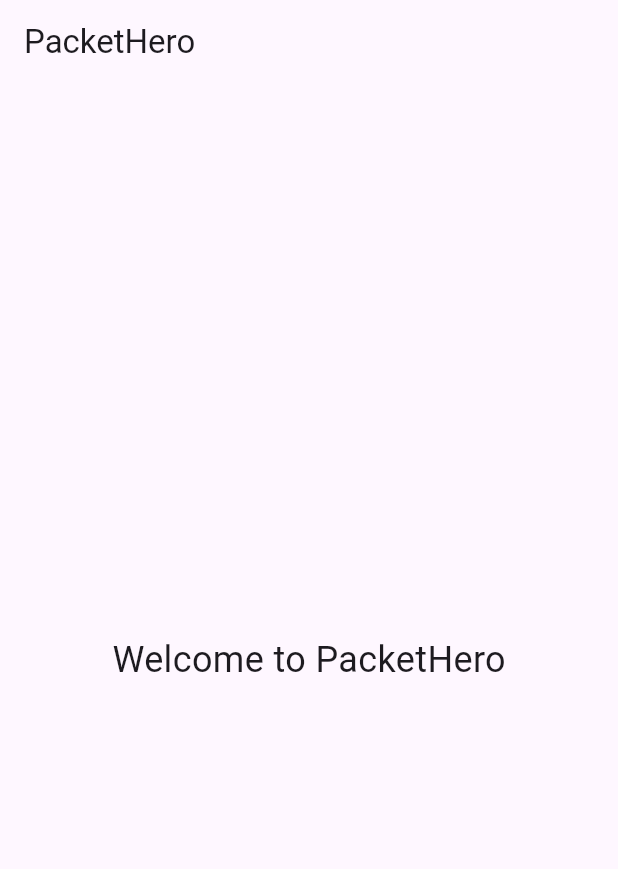
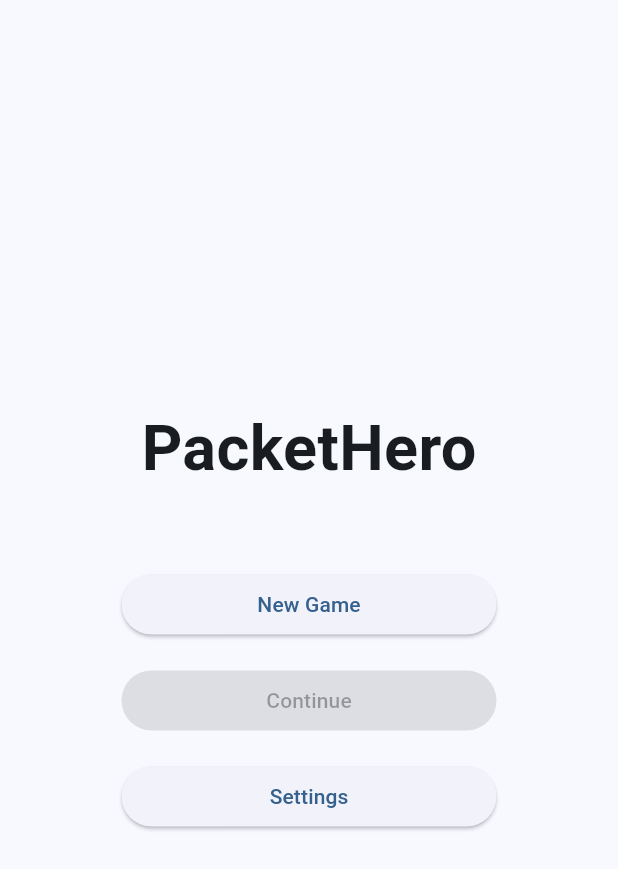
Before and after one commit to vincentloiko/packethero, a Flutter app: the screen it shows after launch, on a phone screen of 412 x 824 dp. Shown: the top 869 px of the screen. Run offline on Flutter 3.47's test engine with Material 3 defaults, Android fonts, the phone set to English and light mode, and no system bars.

Commit message:
Add home network gameplay prototype

```diff
--- /dev/null
+++ b/lib/app/packethero_app.dart
@@ -0,0 +1,19 @@
+import 'package:flutter/material.dart';
+import '../screens/main_menu_screen.dart';
+
+class PacketHeroApp extends StatelessWidget {
+const PacketHeroApp({super.key});
+
+@override
+Widget build(BuildContext context) {
+return MaterialApp(
+title: 'PacketHero',
+debugShowCheckedModeBanner: false,
+theme: ThemeData(
+colorSchemeSeed: Colors.blue,
+useMaterial3: true,
+),
+home: const MainMenuScreen(),
+);
+}
+}
--- a/lib/main.dart
+++ b/lib/main.dart
@@ -1,28 +1,6 @@
 import 'package:flutter/material.dart';
+import 'app/packethero_app.dart';
 
 void main() {
-  runApp(const PacketHeroApp());
+runApp(const PacketHeroApp());
 }
-
-class PacketHeroApp extends StatelessWidget {
-  const PacketHeroApp({super.key});
-
-  @override
-  Widget build(BuildContext context) {
-    return MaterialApp(
-      title: 'PacketHero',
-      debugShowCheckedModeBanner: false,
-      home: Scaffold(
-        appBar: AppBar(
-          title: const Text('PacketHero'),
-        ),
-        body: const Center(
-          child: Text(
-            'Welcome to PacketHero',
-            style: TextStyle(fontSize: 24),
-          ),
-        ),
-      ),
-    );
-  }
-}
--- /dev/null
+++ b/lib/screens/main_menu_screen.dart
@@ -0,0 +1,59 @@
+import 'package:flutter/material.dart';
+import 'home_network_screen.dart';
+class MainMenuScreen extends StatelessWidget {
+  const MainMenuScreen({super.key});
+
+  @override
+  Widget build(BuildContext context) {
+    return Scaffold(
+      body: Center(
+        child: Padding(
+          padding: const EdgeInsets.all(32),
+          child: Column(
+            mainAxisAlignment: MainAxisAlignment.center,
+            children: [
+              const Text(
+                'PacketHero',
+                style: TextStyle(
+                  fontSize: 42,
+                  fontWeight: FontWeight.bold,
+                ),
+              ),
+              const SizedBox(height: 50),
+              SizedBox(
+  width: 250,
+  child: ElevatedButton(
+    onPressed: () {
+      Navigator.push(
+        context,
+        MaterialPageRoute(
+          builder: (context) => const HomeNetworkScreen(),
+        ),
+      );
+    },
+    child: const Text('New Game'),
+  ),
+),
+              const SizedBox(height: 16),
+              SizedBox(
+                width: 250,
+                child: ElevatedButton(
+                  onPressed: null,
+                  child: const Text('Continue'),
+                ),
+              ),
+              const SizedBox(height: 16),
+              SizedBox(
+                width: 250,
+                child: ElevatedButton(
+                  onPressed: () {},
+                  child: const Text('Settings'),
+                ),
+              ),
+            ],
+          ),
+        ),
+      ),
+    );
+  }
+}
```
Also changed, not shown: lib/screens/home_network_screen.dart (added, +185 -0 lines), 1 other file.
